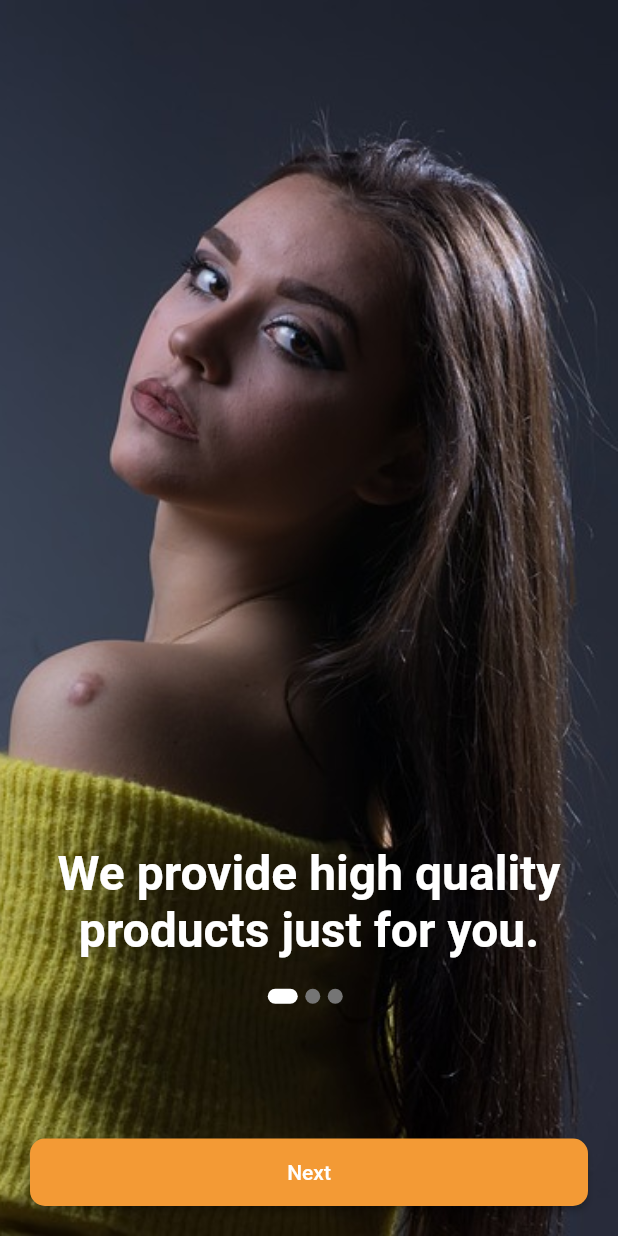
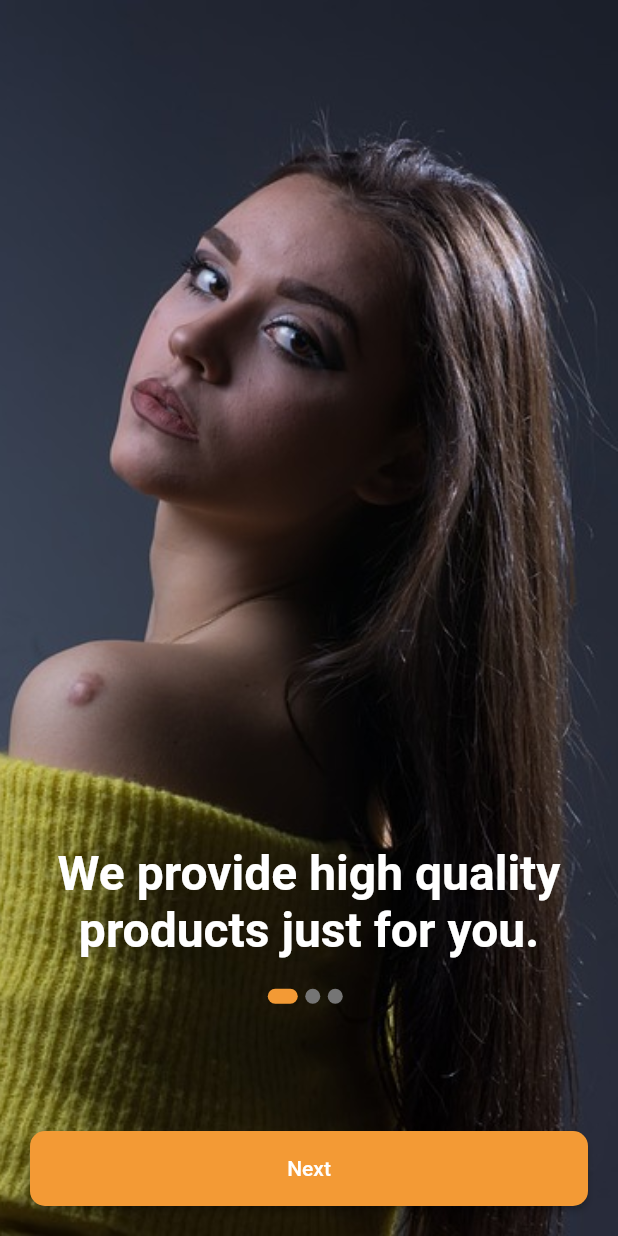
Before and after one commit to Justbuy8/JustBuy8-Mobile-App, a Flutter app: the screen it shows after launch, on a phone screen of 412 x 824 dp. Run offline on Flutter 3.47's test engine with Material 2 defaults, Android fonts, the phone set to English and light mode, and no system bars; our stand-ins replace country_code_picker, flutter_screenutil, nb_utils, pinput.

Commit message:
2023/04/28
fixed issues

```diff
--- a/lib/constants/app_colors.dart
+++ b/lib/constants/app_colors.dart
@@ -8,6 +8,7 @@ class AppColors {
   static var backgroundColor = Colors.grey[50];
   static var dangerColor = Color(0xFFA52A2A);
   static var successColor = Color(0xFF155724);
+  static var transparentColor = Colors.transparent;
 
   static var appTextColorPrimary = Color(0xFF212121);
   static var appTextColorSecondary = Color(0xFF5A5C5E);
--- a/lib/screens/onboarding/onboarding_screen.dart
+++ b/lib/screens/onboarding/onboarding_screen.dart
@@ -1,5 +1,6 @@
 import 'package:flutter/material.dart';
 import 'package:flutter_screenutil/flutter_screenutil.dart';
+import 'package:justbuyeight/constants/app_colors.dart';
 import 'package:justbuyeight/constants/app_textstyle.dart';
 import 'package:justbuyeight/models/onboarding_model.dart';
 import 'package:justbuyeight/widgets/components/buttons/primary_button.dart';
@@ -32,7 +33,9 @@ class _OnboardingScreenState extends State<OnboardingScreen> {
         borderRadius: BorderRadius.all(
           Radius.circular(50.r),
         ),
-        color: _currentPage == index ? Colors.white : Colors.grey.shade600,
+        color: _currentPage == index
+            ? AppColors.primaryColor
+            : Colors.grey.shade600,
       ),
       margin: EdgeInsets.only(right: 5.w),
       height: 10,
@@ -52,7 +55,7 @@ class _OnboardingScreenState extends State<OnboardingScreen> {
           fit: BoxFit.fitHeight,
         ),
         Scaffold(
-          backgroundColor: Colors.transparent,
+          backgroundColor: transparentColor,
           body: SafeArea(
             child: Column(
               children: [
@@ -99,6 +102,7 @@ class _OnboardingScreenState extends State<OnboardingScreen> {
                               padding: EdgeInsets.all(20.w),
                               child: PrimaryButtonWidget(
                                   width: context.width(),
+                                  height: 50,
                                   caption: 'Getting Started',
                                   onPressed: () {}),
                             )
@@ -106,6 +110,7 @@ class _OnboardingScreenState extends State<OnboardingScreen> {
                               padding: EdgeInsets.all(20.w),
                               child: PrimaryButtonWidget(
                                   width: context.width(),
+                                  height: 50,
                                   caption: 'Next',
                                   onPressed: () {
                                     _controller.nextPage(
```
Also changed, not shown: pubspec.lock.
